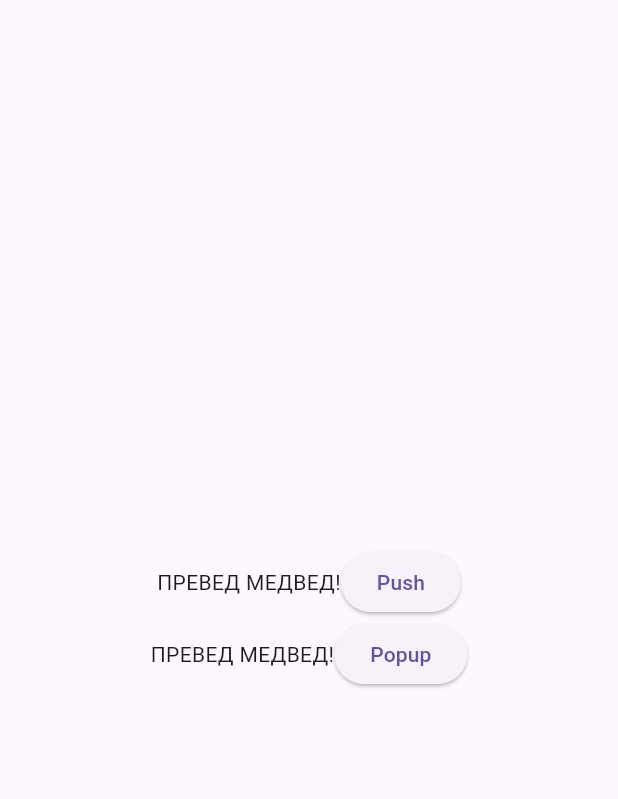
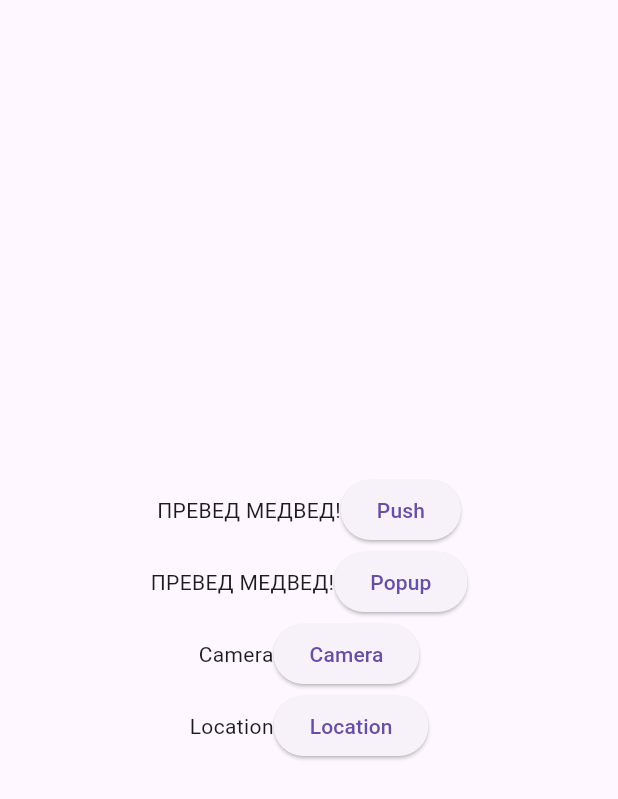
Before and after one commit to Gigas002/flutter-playground, a Flutter app: the AccountInfoView widget shown alone on an empty page, opened directly, on a phone screen of 412 x 824 dp. Shown: the top 799 px of the screen. Run offline on Flutter 3.47's test engine with Material 3 defaults, Android fonts, the phone set to English and light mode, and no system bars; our stand-ins replace bloc, bloc_concurrency, camera, equatable, firebase_core, firebase_messaging and 7 more; accounts and stored records are empty; generated files the repository leaves out were written again.

Commit message:
Add camera and location, compile and test on actual android 11

```diff
--- /dev/null
+++ b/flutter_myapp/lib/camera/camera.dart
@@ -0,0 +1 @@
+export 'view/view.dart';
--- /dev/null
+++ b/flutter_myapp/lib/camera/view/camera_page.dart
@@ -0,0 +1,68 @@
+import 'package:flutter/material.dart';
+import 'package:flutter_myapp/main.dart';
+import 'package:flutter_myapp/widgets/widgets.dart';
+import 'package:camera/camera.dart';
+
+class CameraPage extends StatefulWidget {
+  const CameraPage({super.key});
+  static const route = '/camera';
+
+  @override
+  State<CameraPage> createState() => _CameraPageState();
+}
+
+class _CameraPageState extends State<CameraPage> {
+  late CameraController controller;
+
+  @override
+  void initState() {
+    super.initState();
+    controller = CameraController(cameras[0], ResolutionPreset.max);
+    controller.initialize().then((_) {
+      if (!mounted) {
+        return;
+      }
+      setState(() {});
+    }).catchError((Object e) {
+      if (e is CameraException) {
+        switch (e.code) {
+          case 'CameraAccessDenied':
+            // Handle access errors here.
+            break;
+          default:
+            // Handle other errors here.
+            break;
+        }
+      }
+    });
+  }
+
+  @override
+  void dispose() {
+    controller.dispose();
+    super.dispose();
+  }
+
+  @override
+  Widget build(BuildContext context) {
+    if (!controller.value.isInitialized) {
+      return Container();
+    }
+    return MaterialApp(
+      home: CameraPreview(controller),
+    );
+  }
+
+  // @override
+  // Widget build(BuildContext context) {
+  //   return Scaffold(
+  //     appBar: TitleBar(
+  //       context: context,
+  //       customTitle: const Text("Camera Page"),
+  //     ),
+  //     body: const Center(
+  //       child: Text("camera"),
+  //     ),
+  //   );
+  // }
+}
--- /dev/null
+++ b/flutter_myapp/lib/camera/view/view.dart
@@ -0,0 +1 @@
+export 'camera_page.dart';
--- a/flutter_myapp/lib/home/view/account_info_view.dart
+++ b/flutter_myapp/lib/home/view/account_info_view.dart
@@ -1,5 +1,7 @@
 import 'package:flutter/material.dart';
 import 'package:flutter_gen/gen_l10n/app_localizations.dart';
+import 'package:flutter_myapp/camera/camera.dart';
+import 'package:flutter_myapp/location_service.dart';
 import 'package:flutter_myapp/push_notification.dart';
 
 class AccountInfoView extends StatelessWidget {
@@ -54,6 +56,26 @@ class AccountInfoView extends StatelessWidget {
               )
             ],
           ),
+          Row(
+            mainAxisAlignment: MainAxisAlignment.center,
+            children: [
+              const Text("Camera"),
+              ElevatedButton(
+                child: const Text("Camera"),
+                onPressed: () => Navigator.pushNamed(context, CameraPage.route),
+              ),
+            ],
+          ),
+          Row(
+            mainAxisAlignment: MainAxisAlignment.center,
+            children: [
+              const Text("Location"),
+              ElevatedButton(
+                child: const Text("Location"),
+                onPressed: () => LocationService().getCurrentLocation(),
+              ),
+            ],
+          ),
         ],
       ),
     );
--- /dev/null
+++ b/flutter_myapp/lib/location_service.dart
@@ -0,0 +1,26 @@
+import 'package:location/location.dart';
+
+class LocationService {
+  Location location = Location();
+
+  Future<bool> requestPermission() async {
+    final permission = await location.requestPermission();
+    return permission == PermissionStatus.granted;
+  }
+
+  Future<LocationData> getCurrentLocation() async {
+    final serviceEnabled = await location.serviceEnabled();
+    if (!serviceEnabled) {
+      final result = await location.requestService;
+        if (result == true) {
+          print('Service has been enabled');
+        } else {
+             throw Exception('GPS service not enabled');
+          }
+       }
+
+    final locationData = await location.getLocation();
+    print("[LOG] LOCATION: $locationData");
+    return locationData;
+  }
+}
--- a/flutter_myapp/lib/main.dart
+++ b/flutter_myapp/lib/main.dart
@@ -4,14 +4,20 @@ import 'package:flutter/widgets.dart';
 import 'package:flutter_bloc/flutter_bloc.dart';
 import 'package:flutter_myapp/api/firebase_api.dart';
 import 'package:flutter_myapp/app.dart';
+import 'package:flutter_myapp/location_service.dart';
 import 'package:flutter_myapp/observer.dart';
 import 'package:flutter_myapp/push_notification.dart';
 import 'package:firebase_core/firebase_core.dart';
 import 'firebase_options.dart';
+import 'package:camera/camera.dart';
+
+late List<CameraDescription> cameras;
 
 Future<void> main() async {
   Bloc.observer = const Observer();
   WidgetsFlutterBinding.ensureInitialized();
+  LocationService().requestPermission();
+  cameras = await availableCameras();
   await Firebase.initializeApp(
     options: DefaultFirebaseOptions.currentPlatform,
   );
--- a/flutter_myapp/pubspec.yaml
+++ b/flutter_myapp/pubspec.yaml
@@ -42,6 +42,8 @@ dependencies:
   flutter_local_notifications: any
   firebase_core: any
   firebase_messaging: any
+  camera: any
+  location: any
 
   # The following adds the Cupertino Icons font to your application.
   # Use with the CupertinoIcons class for iOS style icons.
```
Also changed, not shown: flutter_myapp/lib/app.dart (+3 -4 lines), 2 other files.
